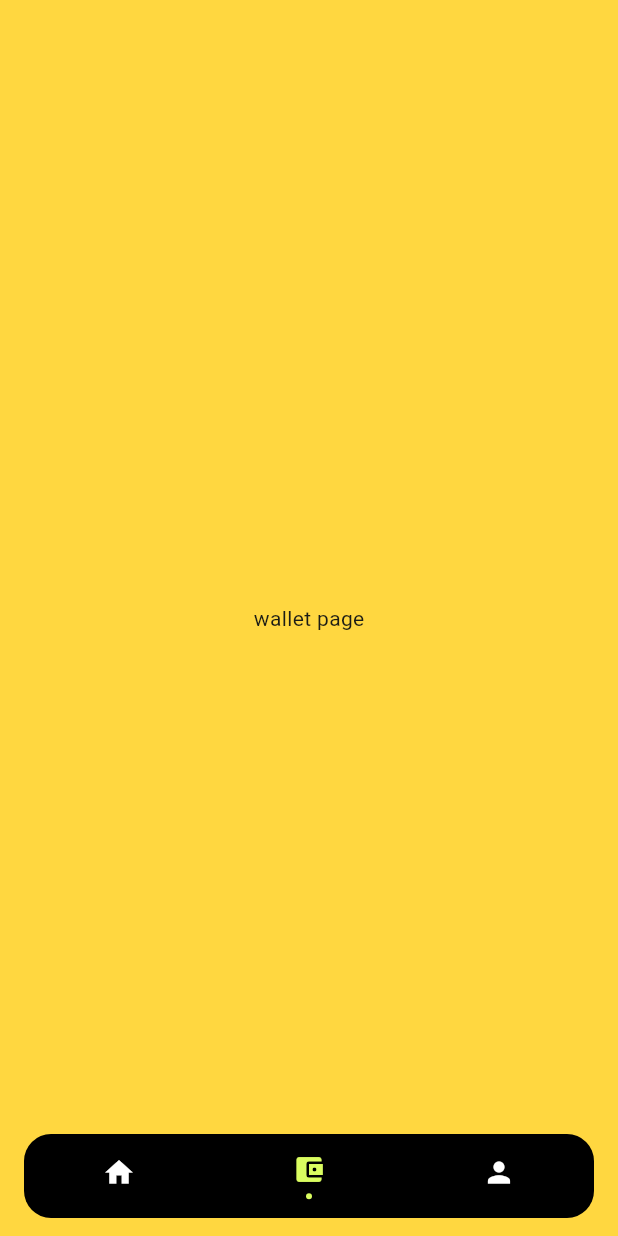
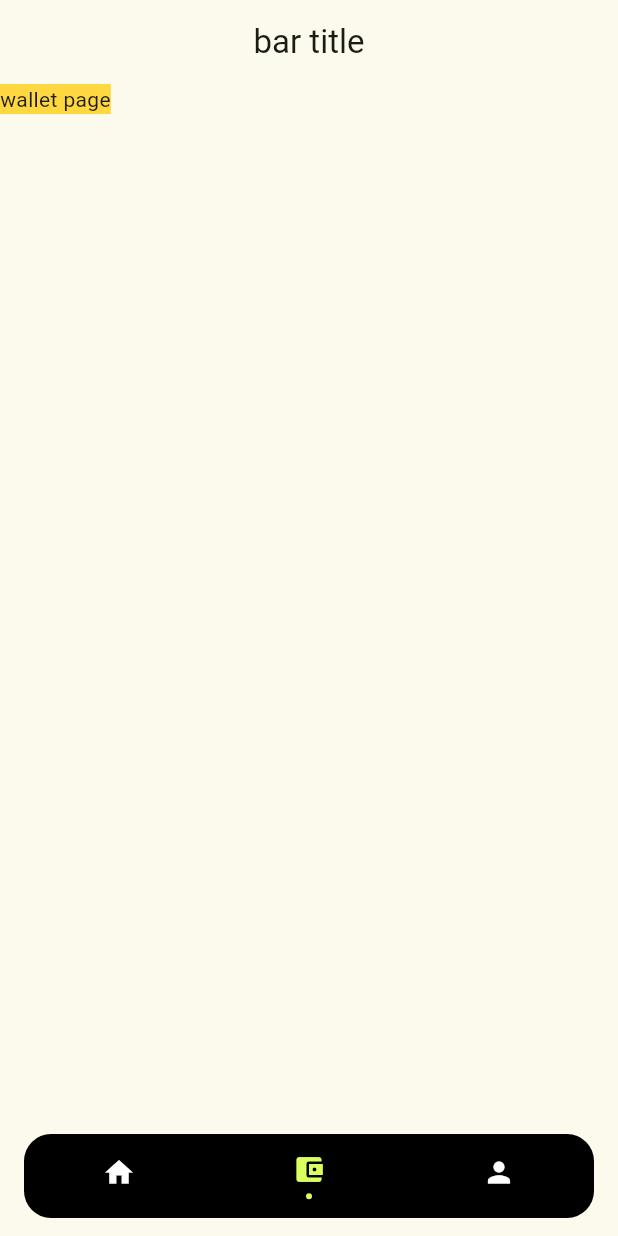
Before and after one commit to webeautiful/flutter_starter, a Flutter app: the screen it shows after launch, swiped to page 2, on a phone screen of 412 x 824 dp. Run offline on Flutter 3.47's test engine with Material 2 defaults, Android fonts, the phone set to English and light mode, and no system bars; our stand-ins replace logger.

```diff
--- a/lib/page/wallet/page.dart
+++ b/lib/page/wallet/page.dart
@@ -30,11 +30,16 @@ class _WalletPageState extends State<WalletPage>
     logI('[debug]build wallet page');
     super.build(context);
     return Scaffold(
+      appBar: AppBar(
+        title: const Center(
+          child: Text(
+            'bar title',
+          ),
+        ),
+      ),
       body: Container(
         color: Colors.amberAccent,
-        child: const Center(
-          child: Text('wallet page'),
-        ),
+        child: const Text('wallet page'),
       ),
     );
   }
```
Also changed, not shown: lib/page/home/page.dart (+6 -7 lines).
